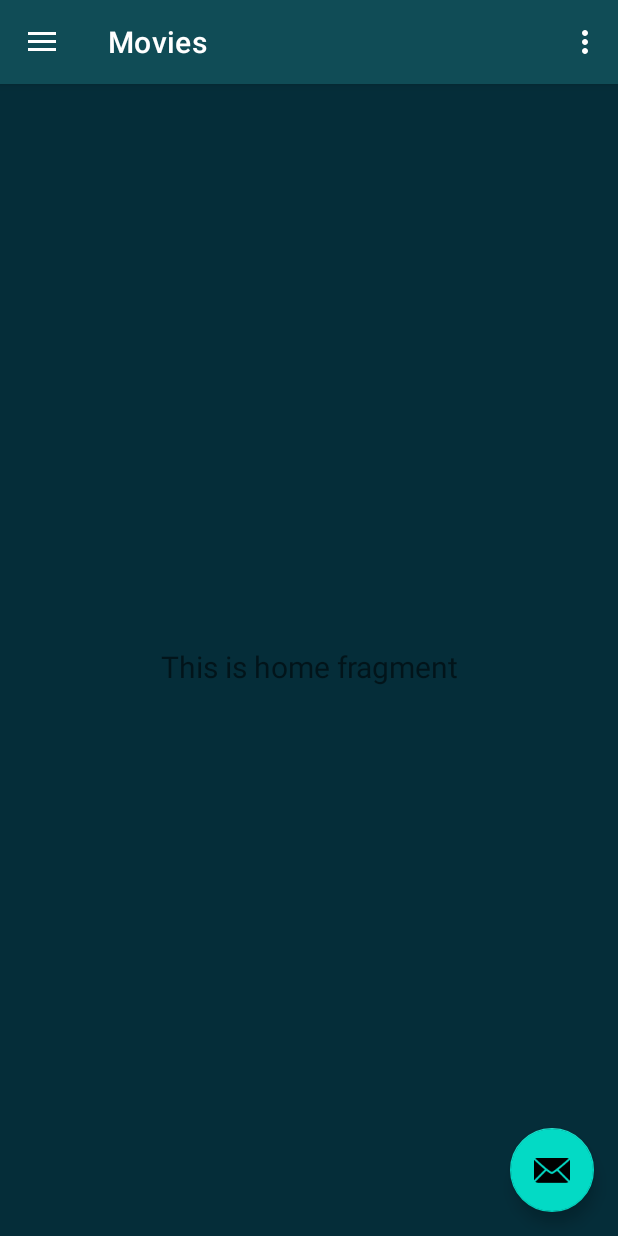
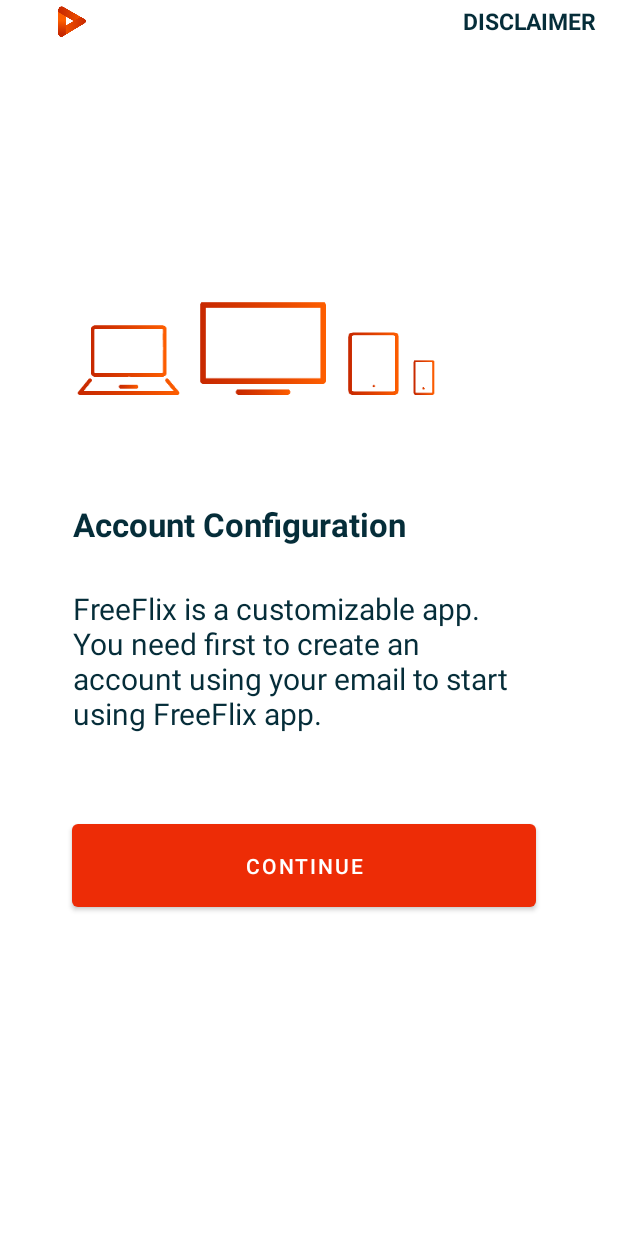
Before and after one commit to nouamanelachhab/ModTest, an Android app: the screen it shows after launch (Home before the commit, Step1 after it), after a tap on "START", on a phone screen of 412 x 824 dp. Run offline under Robolectric (Android 15) with nearby library versions, the phone set to English and light mode, and no system bars; libraries missing offline, so code that uses them is left out: com.agrawalsuneet.dotsloader.

Commit message:
Added Step1 layout

```diff
--- a/app/src/main/AndroidManifest.xml
+++ b/app/src/main/AndroidManifest.xml
@@ -9,7 +9,9 @@
         android:roundIcon="@mipmap/ic_launcher_round"
         android:supportsRtl="true"
         android:theme="@style/Theme.FlexFree">
-        <activity android:name=".FirstSlides"></activity>
+        <activity android:name=".Step2"></activity>
+        <activity android:name=".Step1" />
+        <activity android:name=".FirstSlides" />
         <activity
             android:name=".Home"
             android:label="@string/title_activity_home"
--- a/app/src/main/java/me/inventory/admin/augscan/FirstSlides.java
+++ b/app/src/main/java/me/inventory/admin/augscan/FirstSlides.java
@@ -1,10 +1,12 @@
 package me.inventory.admin.augscan;
 
 import androidx.appcompat.app.AppCompatActivity;
+import androidx.appcompat.widget.Toolbar;
 import androidx.viewpager.widget.ViewPager;
 
 import android.app.StatusBarManager;
 import android.content.Intent;
+import android.net.Uri;
 import android.os.Bundle;
 import android.os.Handler;
 import android.text.Html;
@@ -20,7 +22,7 @@
     private LinearLayout la;
     private SliderAdapter sliderAdapter;
     private TextView[] mDots;
-
+    private AppBarLayout appBarLayout;
     @Override
     protected void onCreate(Bundle savedInstanceState) {
         super.onCreate(savedInstanceState);
@@ -35,11 +37,26 @@
         vpg.addOnPageChangeListener(viewListener);
 
 
+
     }
 
     public void next (View aa) {
-        Intent intent1 = new Intent(FirstSlides.this, Home.class);
+        Intent intent1 = new Intent(FirstSlides.this, Step1.class);
         startActivity(intent1);
+    }
+    public void goprivacy(View aa){
+        Intent viewIntent =
+                new Intent("android.intent.action.VIEW",
+                        Uri.parse("https://freeflixhqpro.com/privacy-policy/"));
+        startActivity(viewIntent);
+
+    }
+    public void godisclamer(View aa){
+        Intent viewIntent =
+                new Intent("android.intent.action.VIEW",
+                        Uri.parse("https://freeflixhqpro.com/disclaimer/"));
+        startActivity(viewIntent);
+
     }
 
     public void addDotsIndicator(int position){
@@ -61,6 +78,8 @@
 
     }
 
+
+
     ViewPager.OnPageChangeListener viewListener = new ViewPager.OnPageChangeListener() {
         @Override
         public void onPageScrolled(int position, float positionOffset, int positionOffsetPixels) {
--- /dev/null
+++ b/app/src/main/java/me/inventory/admin/augscan/Step1.java
@@ -0,0 +1,15 @@
+package me.inventory.admin.augscan;
+
+import androidx.appcompat.app.AppCompatActivity;
+
+import android.os.Bundle;
+
+public class Step1 extends AppCompatActivity {
+
+    @Override
+    protected void onCreate(Bundle savedInstanceState) {
+        super.onCreate(savedInstanceState);
+        setContentView(R.layout.activity_step1);
+        getSupportActionBar().hide();
+    }
+}
--- a/app/src/main/res/layout/activity_main.xml
+++ b/app/src/main/res/layout/activity_main.xml
@@ -17,7 +17,7 @@
         app:layout_constraintStart_toStartOf="parent"
         app:layout_constraintTop_toTopOf="parent"
         app:layout_constraintVertical_bias="0.416"
-        app:srcCompat="@drawable/ic_icon_02"
+        app:srcCompat="@drawable/iconn"
         tools:ignore="VectorDrawableCompat" />
 
 
--- /dev/null
+++ b/app/src/main/res/layout/activity_step1.xml
@@ -0,0 +1,202 @@
+<?xml version="1.0" encoding="utf-8"?>
+<androidx.constraintlayout.widget.ConstraintLayout xmlns:android="http://schemas.android.com/apk/res/android"
+    xmlns:app="http://schemas.android.com/apk/res-auto"
+    xmlns:tools="http://schemas.android.com/tools"
+    android:layout_width="match_parent"
+    android:layout_height="match_parent"
+    tools:context=".FirstSlides">
+
+
+    <com.google.android.material.appbar.AppBarLayout
+        android:id="@+id/apb"
+        android:layout_width="match_parent"
+        android:layout_height="wrap_content"
+        android:background="#00000000"
+
+        android:backgroundTint="#00000000"
+
+        android:divider="#00000000"
+        android:fadingEdge="horizontal"
+        android:foregroundGravity="left"
+
+        android:gravity="left"
+        android:outlineAmbientShadowColor="#00000000"
+        android:outlineSpotShadowColor="#00000000"
+        app:layout_constraintEnd_toEndOf="parent"
+        app:layout_constraintStart_toStartOf="parent"
+        app:layout_constraintTop_toTopOf="parent">
+
+        <LinearLayout
+            android:layout_width="match_parent"
+            android:layout_height="wrap_content"
+            android:layout_gravity="center"
+
+            android:clipToPadding="false"
+            android:gravity="center|left"
+            android:orientation="horizontal"
+
+
+            android:padding="0dp"
+            android:paddingTop="2dp">
+
+            <ImageView
+                android:id="@+id/imageView3"
+                android:layout_width="wrap_content"
+                android:layout_height="match_parent"
+                android:layout_gravity="left"
+                android:layout_marginLeft="3dp"
+                android:foregroundGravity="left"
+                android:paddingTop="3dp"
+                app:srcCompat="@drawable/texticon"
+                tools:ignore="VectorDrawableCompat" />
+
+            <TextView
+                android:id="@+id/textView4"
+                android:layout_width="wrap_content"
+                android:layout_height="wrap_content"
+                android:layout_gravity="left"
+                android:layout_marginLeft="3dp"
+                android:layout_weight="1"
+                android:clickable="true"
+                android:foregroundGravity="left"
+                android:gravity="left"
+                android:onClick="goprivacy"
+                android:paddingTop="3dp"
+                android:text=""
+                android:textColor="#052D39"
+                android:textSize="16sp"
+                android:textStyle="bold" />
+
+            <TextView
+                android:id="@+id/textView5"
+                android:layout_width="wrap_content"
+                android:layout_height="wrap_content"
+                android:layout_gravity="right"
+                android:layout_marginRight="7dp"
+                android:paddingRight="7dp"
+                android:layout_weight="1"
+                android:foregroundGravity="right"
+                android:gravity="right"
+                android:onClick="godisclamer"
+                android:paddingTop="3dp"
+                android:text="DISCLAIMER"
+                android:textColor="#052D39"
+                android:textSize="15sp"
+                android:textStyle="bold" />
+
+
+        </LinearLayout>
+    </com.google.android.material.appbar.AppBarLayout>
+
+
+    <androidx.constraintlayout.widget.Guideline
+        android:id="@+id/guideline3"
+        android:layout_width="wrap_content"
+        android:layout_height="0dp"
+        android:orientation="horizontal"
+        app:layout_constraintGuide_percent="0.15" />
+
+    <androidx.constraintlayout.widget.ConstraintLayout
+        android:layout_width="match_parent"
+        android:layout_height="0dp"
+        app:layout_constraintBottom_toTopOf="@id/guideline4"
+        app:layout_constraintEnd_toEndOf="parent"
+        app:layout_constraintHeight_percent="0.68"
+        app:layout_constraintStart_toStartOf="parent"
+        app:layout_constraintTop_toBottomOf="@id/guideline3"
+        tools:ignore="MissingConstraints">
+
+        <ImageView
+            android:id="@+id/imageView4"
+            android:layout_width="0dp"
+            android:layout_height="79dp"
+            android:layout_alignParentStart="true"
+            android:layout_alignParentLeft="true"
+            android:layout_alignParentTop="true"
+            android:layout_alignParentEnd="true"
+            android:layout_alignParentRight="true"
+            android:layout_gravity="left"
+            android:layout_marginTop="68dp"
+            android:foregroundGravity="left"
+            android:paddingTop="3dp"
+            app:layout_constraintEnd_toEndOf="parent"
+            app:layout_constraintHorizontal_bias="0.294"
+            app:layout_constraintStart_toStartOf="parent"
+            app:layout_constraintTop_toTopOf="parent"
+            app:layout_constraintWidth_percent="0.6"
+            app:srcCompat="@drawable/tools"
+            tools:ignore="MissingConstraints" />
+
+        <TextView
+            android:id="@+id/textView2"
+            android:layout_width="0dp"
+            android:layout_height="wrap_content"
+            android:layout_below="@+id/imageView4"
+            android:layout_alignParentStart="true"
+            android:layout_alignParentLeft="true"
+            android:layout_alignParentEnd="true"
+            android:layout_alignParentRight="true"
+            android:layout_marginTop="64dp"
+            android:text="Account Configuration"
+            android:textColor="#052D39"
+            android:textSize="22sp"
+            android:textStyle="bold"
+            app:layout_constraintEnd_toEndOf="parent"
+            app:layout_constraintHorizontal_bias="0.472"
+            app:layout_constraintStart_toStartOf="parent"
+            app:layout_constraintTop_toBottomOf="@id/imageView4"
+            app:layout_constraintWidth_percent="0.75" />
+
+        <TextView
+            android:id="@+id/textView6"
+            android:layout_width="0dp"
+            android:layout_height="121dp"
+            android:layout_below="@+id/textView2"
+            android:layout_alignParentStart="true"
+            android:layout_alignParentLeft="true"
+            android:layout_alignParentEnd="true"
+            android:layout_alignParentRight="true"
+            android:layout_marginTop="28dp"
+            android:text="FreeFlix is a customizable app. You need first to create an account using your email to start using FreeFlix app."
+            android:textColor="#052D39"
+            android:textSize="20sp"
+            android:typeface="normal"
+            app:layout_constraintEnd_toEndOf="parent"
+            app:layout_constraintHorizontal_bias="0.47"
+            app:layout_constraintStart_toStartOf="parent"
+            app:layout_constraintTop_toBottomOf="@id/textView2"
+            app:layout_constraintWidth_percent="0.75" />
+
+        <Button
+            android:id="@+id/button3"
+            android:layout_width="0dp"
+            android:layout_height="67dp"
+            android:layout_below="@+id/textView6"
+            android:layout_alignParentStart="true"
+            android:layout_alignParentLeft="true"
+            android:layout_alignParentEnd="true"
+            android:layout_alignParentRight="true"
+            android:layout_alignParentBottom="true"
+            android:layout_marginTop="30dp"
+            android:text="Continue"
+            app:backgroundTint="#ED2C06"
+            app:layout_constraintBottom_toBottomOf="parent"
+            app:layout_constraintEnd_toEndOf="parent"
+            app:layout_constraintHorizontal_bias="0.469"
+            app:layout_constraintStart_toStartOf="parent"
+            app:layout_constraintTop_toBottomOf="@id/textView6"
+            app:layout_constraintVertical_bias="0.0"
+            app:layout_constraintWidth_percent="0.75"
+            />
+
+    </androidx.constraintlayout.widget.ConstraintLayout>
+
+    <androidx.constraintlayout.widget.Guideline
+        android:id="@+id/guideline4"
+        android:layout_width="wrap_content"
+        android:layout_height="0dp"
+        android:orientation="horizontal"
+        app:layout_constraintGuide_percent="0.83" />
+
+
+</androidx.constraintlayout.widget.ConstraintLayout>
--- a/app/src/main/res/layout/slide1.xml
+++ b/app/src/main/res/layout/slide1.xml
@@ -21,7 +21,7 @@
         android:layout_marginEnd="65dp"
         android:layout_marginRight="65dp"
         android:layout_marginBottom="43dp"
-        android:gravity="center"
+        android:gravity="center_horizontal|top"
         android:textColor="@color/white"
         android:textSize="24sp"
         android:textStyle="bold" />
--- a/app/src/main/res/values/themes.xml
+++ b/app/src/main/res/values/themes.xml
@@ -27,7 +27,11 @@
 
 
     </style>
+    <style name="Theme.FlexFree.transparent" >
 
+        <item name="android:background">@color/transparentwhite</item>
+        <item name="android:textColor">@color/white</item>
+    </style>
     <style name="Theme.FlexFree.AppBarOverlay" parent="ThemeOverlay.AppCompat.Dark.ActionBar" >
 
     </style>
```
Also changed, not shown: app/src/main/java/me/inventory/admin/augscan/Step2.java (added, +14 -0 lines), app/src/main/res/layout-xxxhdpi/activity_first_slides.xml (+79 -0 lines), app/src/main/res/layout/activity_step2.xml (added, +9 -0 lines), app/src/main/res/drawable-xxhdpi/iconn.png (added), app/src/main/res/drawable-xxhdpi/movies.png, app/src/main/res/drawable-xxhdpi/texticon.png (added), app/src/main/res/drawable-xxhdpi/tools.png (added), app/src/main/res/drawable/iconn.png (added), app/src/main/res/drawable/movies.png, app/src/main/res/drawable/texticon.png (added), app/src/main/res/drawable/tools.png (added).
